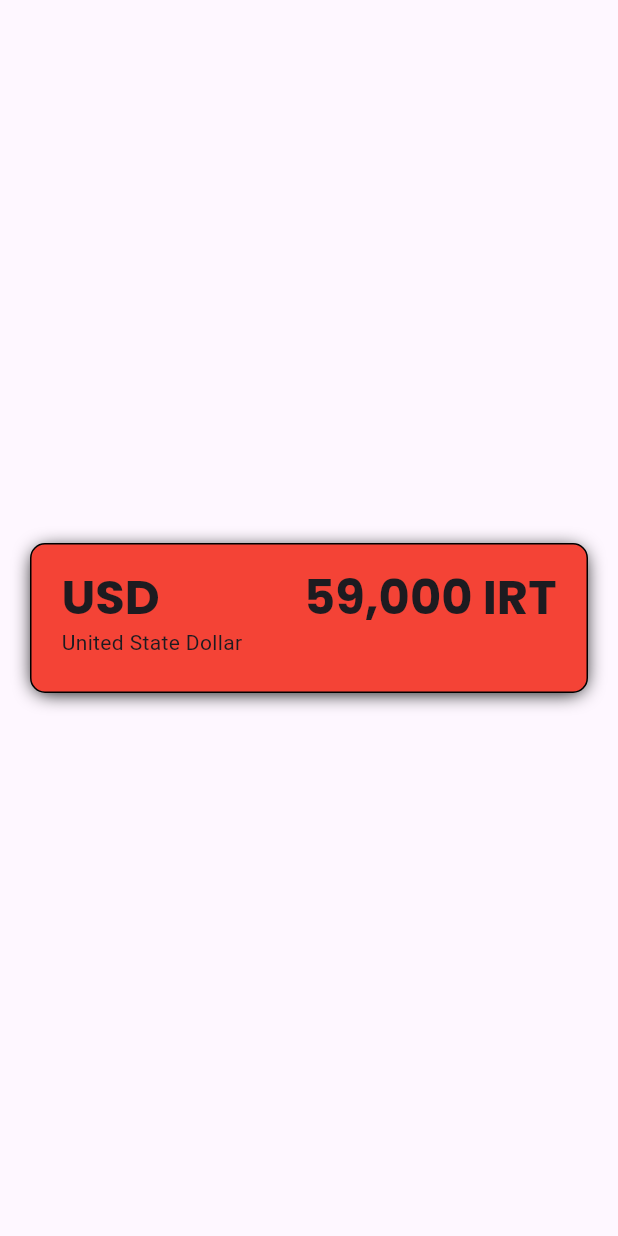
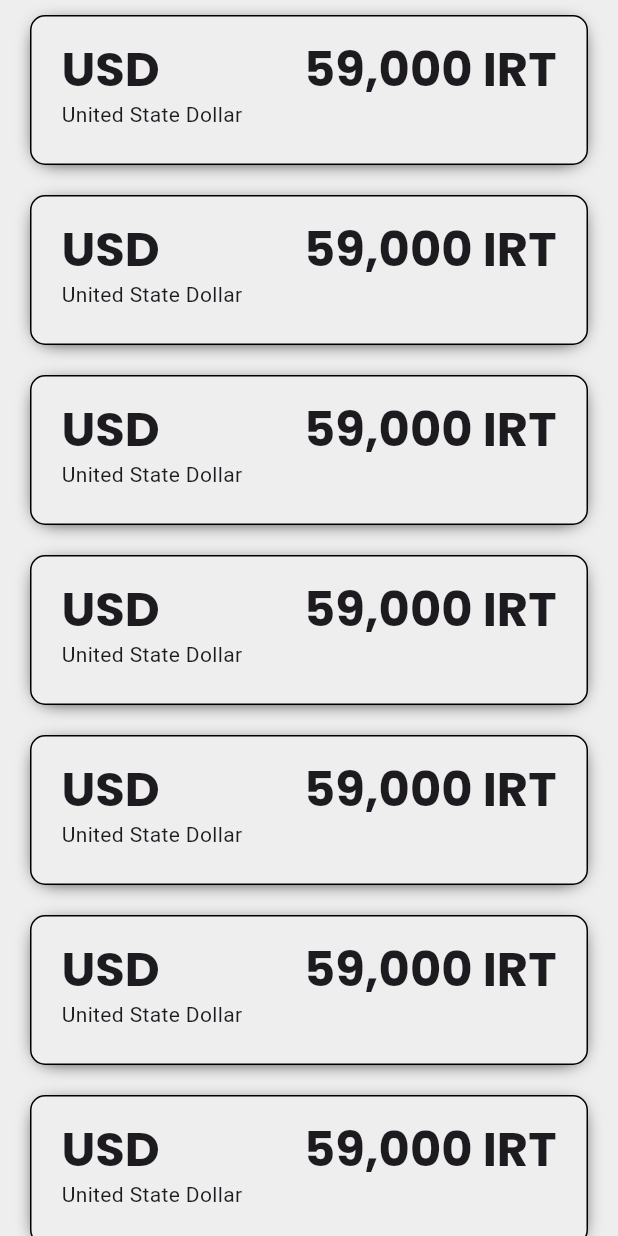
Before and after one commit to SepehrFakoori/currency_exchange_rate_flutter_app, a Flutter app: the screen it shows after launch, on a phone screen of 412 x 824 dp. Run offline on Flutter 3.47's test engine with Material 3 defaults, Android fonts, the phone set to English and light mode, and no system bars; our stand-ins replace google_fonts.

Commit message:
Insert App Colors

```diff
--- /dev/null
+++ b/lib/constants/app_colors.dart
@@ -0,0 +1,5 @@
+import 'dart:ui';
+
+class AppColors {
+  static const backgroundColor = Color(0xffEEEEEE);
+}
--- a/lib/screens/home_screen.dart
+++ b/lib/screens/home_screen.dart
@@ -1,3 +1,4 @@
+import 'package:currency_exchange_rate_app_flutter/constants/app_colors.dart';
 import 'package:flutter/material.dart';
 
 class HomeScreen extends StatelessWidget {
@@ -6,21 +7,44 @@ class HomeScreen extends StatelessWidget {
   @override
   Widget build(BuildContext context) {
     return Scaffold(
+      backgroundColor: AppColors.backgroundColor,
       body: SafeArea(
-        child: Center(
-          child: Container(
-            margin: const EdgeInsets.symmetric(horizontal: 20),
+        child: CustomScrollView(
+          slivers: [
+            SliverList(
+              delegate: SliverChildBuilderDelegate(
+                (context, index) {
+                  return const CardContainer();
+                },
+              ),
+            ),
+          ],
+        ),
+      ),
+    );
+  }
+}
+
+class CardContainer extends StatelessWidget {
+  const CardContainer({
+    super.key,
+  });
+
+  @override
+  Widget build(BuildContext context) {
+    return Container(
+      margin: const EdgeInsets.symmetric(horizontal: 20, vertical: 10),
       padding: const EdgeInsets.symmetric(horizontal: 20, vertical: 15),
       height: 100,
       decoration: BoxDecoration(
-              color: Colors.red,
+        color: AppColors.backgroundColor,
         borderRadius: BorderRadius.circular(10),
         border: Border.all(),
         boxShadow: const [
           BoxShadow(
             color: Colors.black,
             blurRadius: 10,
-                  spreadRadius: -2,
+            spreadRadius: -5,
             offset: Offset(0, 2),
           ),
         ],
@@ -36,7 +60,7 @@ class HomeScreen extends StatelessWidget {
                 "USD",
                 style: Theme.of(context).textTheme.headlineLarge,
               ),
-                    Text("United State Dollar"),
+              const Text("United State Dollar"),
             ],
           ),
           const Spacer(),
@@ -46,9 +70,6 @@ class HomeScreen extends StatelessWidget {
           ),
         ],
       ),
-          ),
-        ),
-      ),
     );
   }
 }
```
Lines whose indentation alone changed are shown as unchanged.
